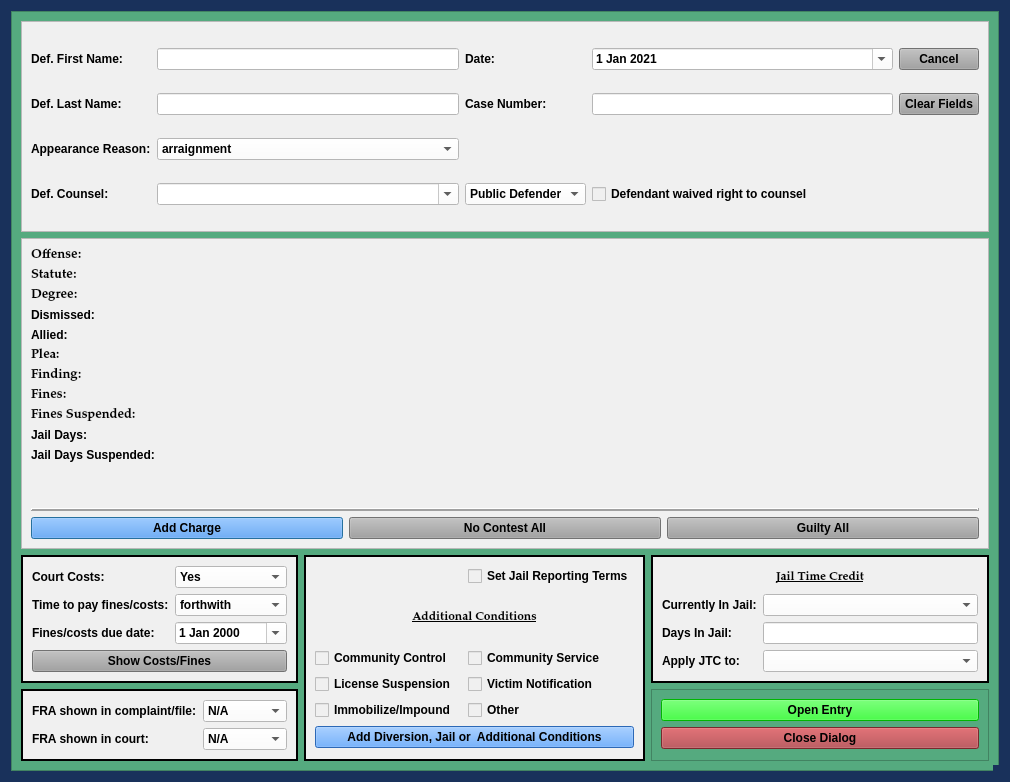
First picture: the form in package/views/ui/JailCCPleaDialog.ui, repository HunterProgram22/MuniEntry, before the edit.
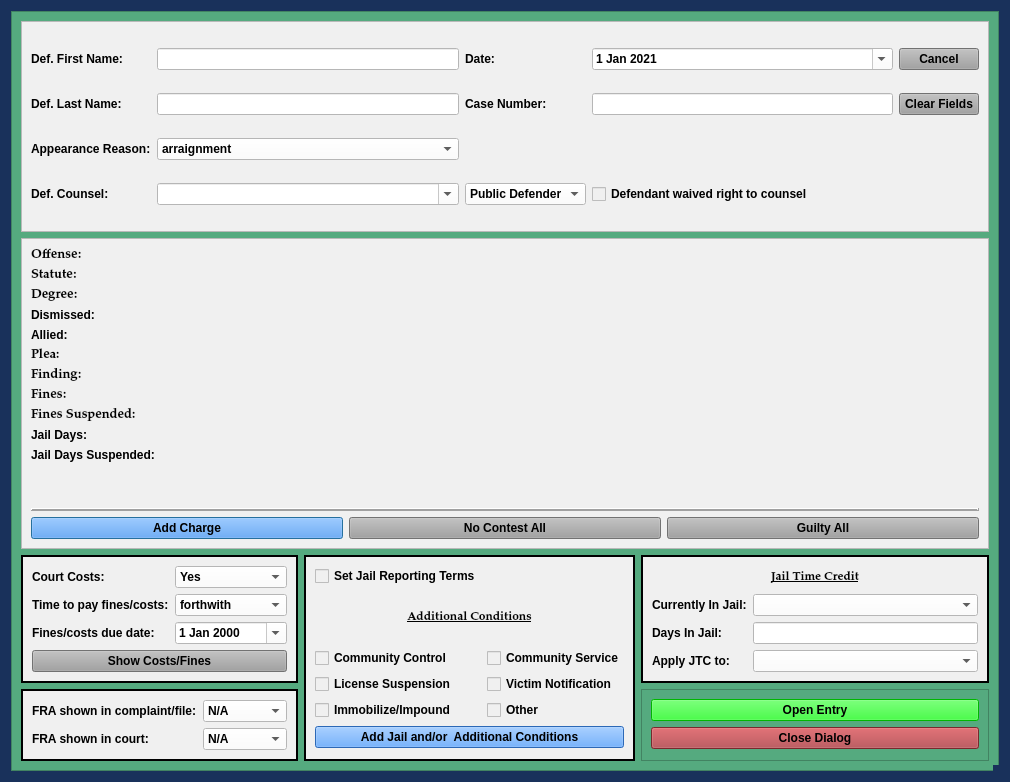
Second picture: the form after the edit.

Commit message: Removed diversion from add_community_control view.

Diff of the .ui file:
```diff
--- a/package/views/ui/JailCCPleaDialog.ui
+++ b/package/views/ui/JailCCPleaDialog.ui
@@ -1021,42 +1021,68 @@
          <property name="lineWidth">
           <number>2</number>
          </property>
-         <layout class="QGridLayout" name="gridLayout_5" rowstretch="0,0,0,0,0,0,0,0">
-          <item row="7" column="0" colspan="3">
+         <layout class="QGridLayout" name="gridLayout_5" rowstretch="0,0,0,0,0,0,0,0,0">
+          <item row="2" column="0" colspan="3">
+           <widget class="QLabel" name="add_conditions_label">
+            <property name="maximumSize">
+             <size>
+              <width>16777215</width>
+              <height>50</height>
+             </size>
+            </property>
+            <property name="font">
+             <font>
+              <family>Palatino Linotype</family>
+              <pointsize>9</pointsize>
+              <weight>75</weight>
+              <italic>false</italic>
+              <bold>true</bold>
+              <underline>true</underline>
+             </font>
+            </property>
+            <property name="text">
+             <string>Additional Conditions</string>
+            </property>
+            <property name="alignment">
+             <set>Qt::AlignCenter</set>
+            </property>
+           </widget>
+          </item>
+          <item row="8" column="0" colspan="3">
            <widget class="QPushButton" name="add_conditions_Button">
             <property name="styleSheet">
              <string notr="true">background-color: rgb(62, 146, 255)</string>
             </property>
             <property name="text">
-             <string>Add Diversion, Jail or  Additional Conditions</string>
+             <string>Add Jail and/or  Additional Conditions</string>
             </property>
             <property name="autoDefault">
              <bool>false</bool>
             </property>
            </widget>
           </item>
-          <item row="3" column="0">
+          <item row="4" column="0">
            <widget class="QCheckBox" name="community_control_checkBox">
             <property name="text">
              <string>Community Control</string>
             </property>
            </widget>
           </item>
-          <item row="4" column="2">
+          <item row="5" column="2">
            <widget class="QCheckBox" name="victim_notification_checkBox">
             <property name="text">
              <string>Victim Notification</string>
             </property>
            </widget>
           </item>
-          <item row="3" column="2">
+          <item row="4" column="2">
            <widget class="QCheckBox" name="community_service_checkBox">
             <property name="text">
              <string>Community Service</string>
             </property>
            </widget>
           </item>
-          <item row="5" column="2">
+          <item row="6" column="2">
            <widget class="QCheckBox" name="other_conditions_checkBox">
             <property name="enabled">
              <bool>true</bool>
@@ -1069,47 +1095,21 @@
             </property>
            </widget>
           </item>
-          <item row="4" column="0">
-           <widget class="QCheckBox" name="license_suspension_checkBox">
-            <property name="text">
-             <string>License Suspension</string>
-            </property>
-           </widget>
-          </item>
-          <item row="5" column="0">
+          <item row="6" column="0">
            <widget class="QCheckBox" name="impoundment_checkBox">
             <property name="text">
              <string>Immobilize/Impound</string>
             </property>
            </widget>
           </item>
-          <item row="1" column="0" colspan="3">
-           <widget class="QLabel" name="add_conditions_label">
-            <property name="maximumSize">
-             <size>
-              <width>16777215</width>
-              <height>50</height>
-             </size>
-            </property>
-            <property name="font">
-             <font>
-              <family>Palatino Linotype</family>
-              <pointsize>9</pointsize>
-              <weight>75</weight>
-              <italic>false</italic>
-              <bold>true</bold>
-              <underline>true</underline>
-             </font>
-            </property>
+          <item row="5" column="0">
+           <widget class="QCheckBox" name="license_suspension_checkBox">
             <property name="text">
-             <string>Additional Conditions</string>
-            </property>
-            <property name="alignment">
-             <set>Qt::AlignCenter</set>
+             <string>License Suspension</string>
             </property>
            </widget>
           </item>
-          <item row="0" column="2">
+          <item row="1" column="0" colspan="2">
            <widget class="QCheckBox" name="jail_checkBox">
             <property name="text">
              <string>Set Jail Reporting Terms</string>
```
Left out of the diff: 1 changed line with no effect on the pictures. The commit also changes 7 other files.
